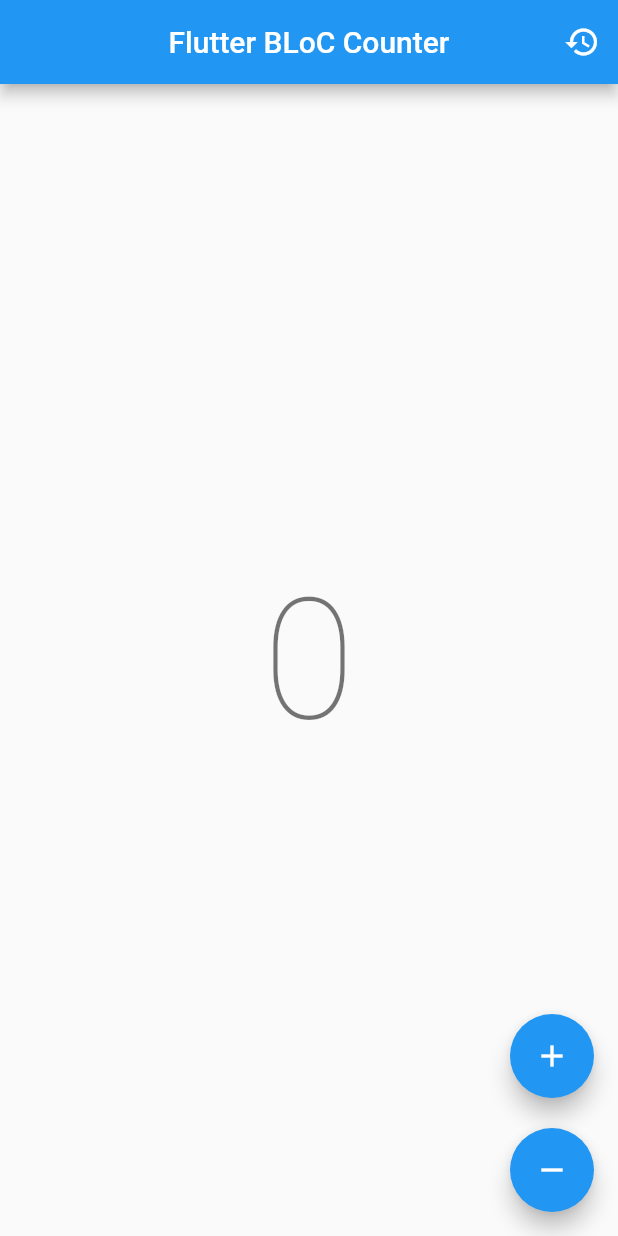
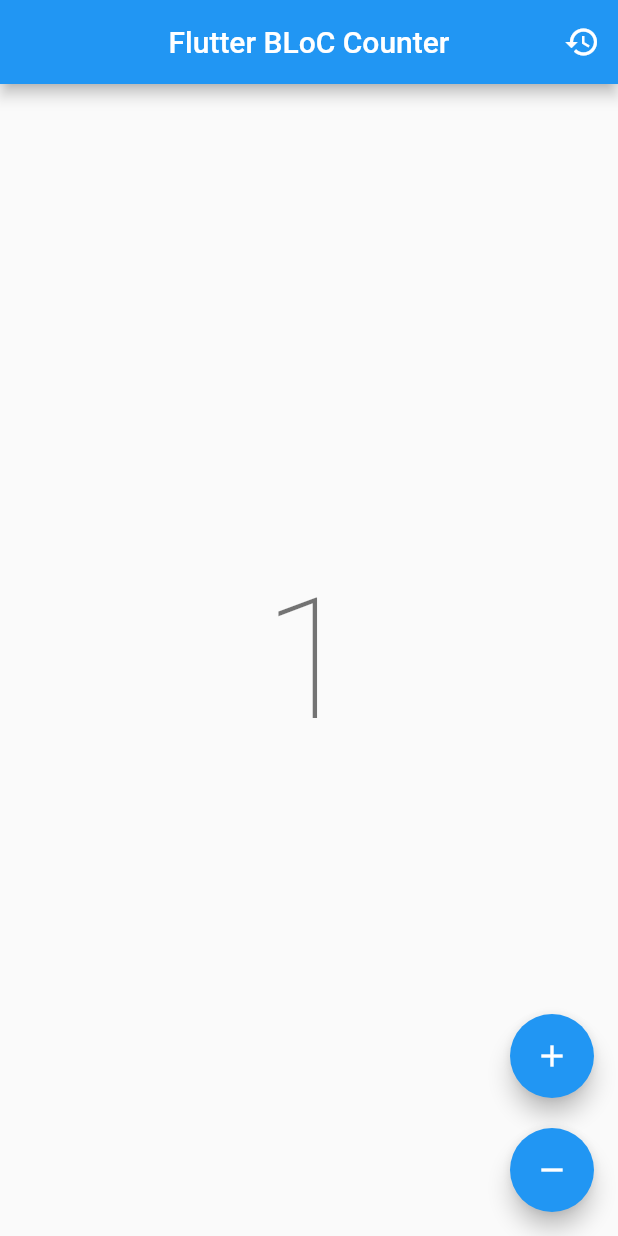
Before and after one commit to salvadorperezm/flutter-counter-bloc, a Flutter app: the screen it shows after launch, after a tap on the "add" icon, on a phone screen of 412 x 824 dp. Run offline on Flutter 3.47's test engine with Material 2 defaults, Android fonts, the phone set to English and light mode, and no system bars; our stand-ins replace bloc, equatable, flutter_bloc.

Commit message:
Fixed BLoC implementation and added it to the UI

```diff
--- a/lib/counter/bloc/counter_event.dart
+++ b/lib/counter/bloc/counter_event.dart
@@ -3,10 +3,6 @@ part of 'counter_bloc.dart';
 @immutable
 sealed class CounterEvent {
   const CounterEvent();
-}
-
-final class CounterStarted extends CounterEvent {
-  const CounterStarted();
 }
 
 final class IncrementCounterPressed extends CounterEvent {
--- a/lib/counter/bloc/counter_state.dart
+++ b/lib/counter/bloc/counter_state.dart
@@ -1,10 +1,13 @@
 part of 'counter_bloc.dart';
 
 @immutable
-sealed class CounterState {
+sealed class CounterState extends Equatable {
   final int counter;
 
   const CounterState({required this.counter});
+
+  @override
+  List<Object?> get props => [counter];
 }
 
 final class CounterInitial extends CounterState {
@@ -20,5 +23,5 @@ final class DecrementCounter extends CounterState {
 }
 
 final class ResetCounter extends CounterState {
-  const ResetCounter({required super.counter});
+  const ResetCounter() : super(counter: 0);
 }
--- a/lib/counter/view/counter_page.dart
+++ b/lib/counter/view/counter_page.dart
@@ -1,4 +1,7 @@
 import 'package:flutter/material.dart';
+import 'package:flutter_bloc/flutter_bloc.dart';
+
+import 'package:flutter_bloc_counter/counter/bloc/counter_bloc.dart';
 
 void main() => runApp(const CounterPage());
 
@@ -7,10 +10,13 @@ class CounterPage extends StatelessWidget {
 
   @override
   Widget build(BuildContext context) {
-    return const MaterialApp(
+    return MaterialApp(
       title: 'Material App',
       debugShowCheckedModeBanner: false,
-      home: CounterView(),
+      home: BlocProvider(
+        create: (_) => CounterBloc(),
+        child: const CounterView(),
+      ),
     );
   }
 }
@@ -29,21 +35,34 @@ class CounterView extends StatelessWidget {
         actions: [
           IconButton(
             splashRadius: 1,
-            onPressed: () {},
+            onPressed: () =>
+                context.read<CounterBloc>().add(const ResetCounterPressed()),
             icon: const Icon(Icons.restore),
           )
         ],
       ),
       body: Center(
-        child: Text('0', style: Theme.of(context).textTheme.displayLarge),
+        child: BlocBuilder<CounterBloc, CounterState>(
+          builder: (context, state) {
+            return Text('${state.counter}',
+                style: Theme.of(context).textTheme.displayLarge);
+          },
+        ),
       ),
       floatingActionButton: Column(
         mainAxisAlignment: MainAxisAlignment.end,
         children: [
-          FloatingActionButton(onPressed: () {}, child: const Icon(Icons.add)),
+          FloatingActionButton(
+              onPressed: () => context
+                  .read<CounterBloc>()
+                  .add(const IncrementCounterPressed()),
+              child: const Icon(Icons.add)),
           const SizedBox(height: 20),
           FloatingActionButton(
-              onPressed: () {}, child: const Icon(Icons.remove)),
+              onPressed: () => context
+                  .read<CounterBloc>()
+                  .add(const DecrementCounterPressed()),
+              child: const Icon(Icons.remove)),
         ],
       ),
     );
--- a/pubspec.yaml
+++ b/pubspec.yaml
@@ -8,6 +8,7 @@ environment:
 
 dependencies:
   bloc: ^8.1.2
+  equatable: ^2.0.5
   flutter:
     sdk: flutter
   flutter_bloc: ^8.1.3
```
Also changed, not shown: lib/counter/bloc/counter_bloc.dart (+5 -11 lines), pubspec.lock.
